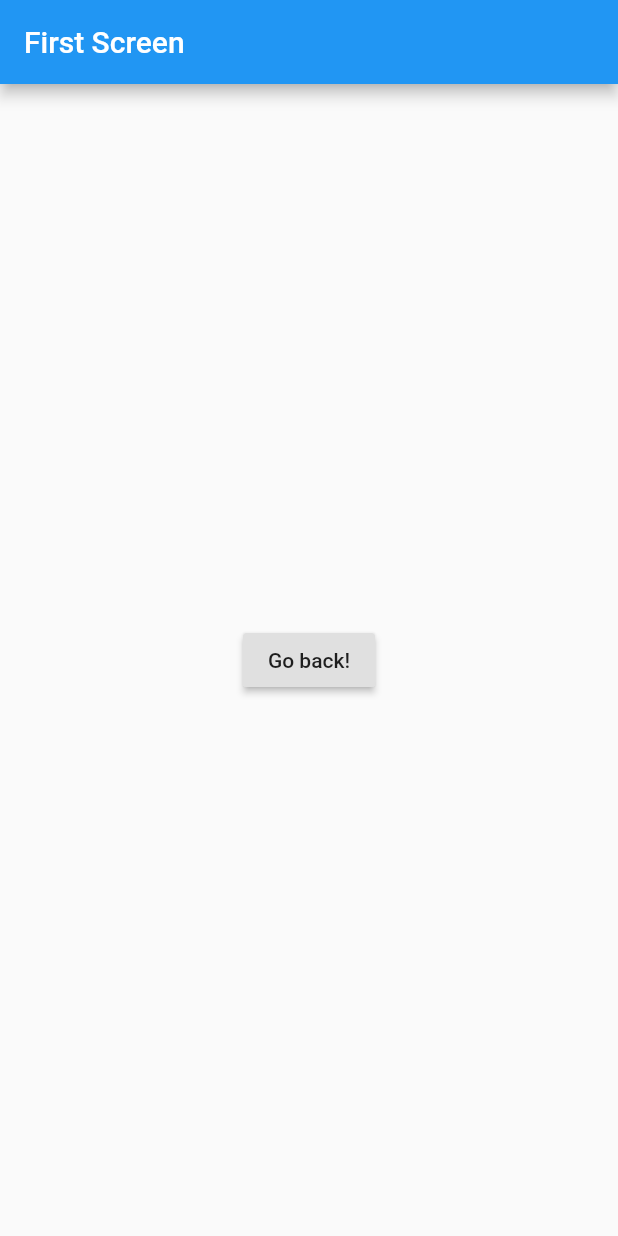
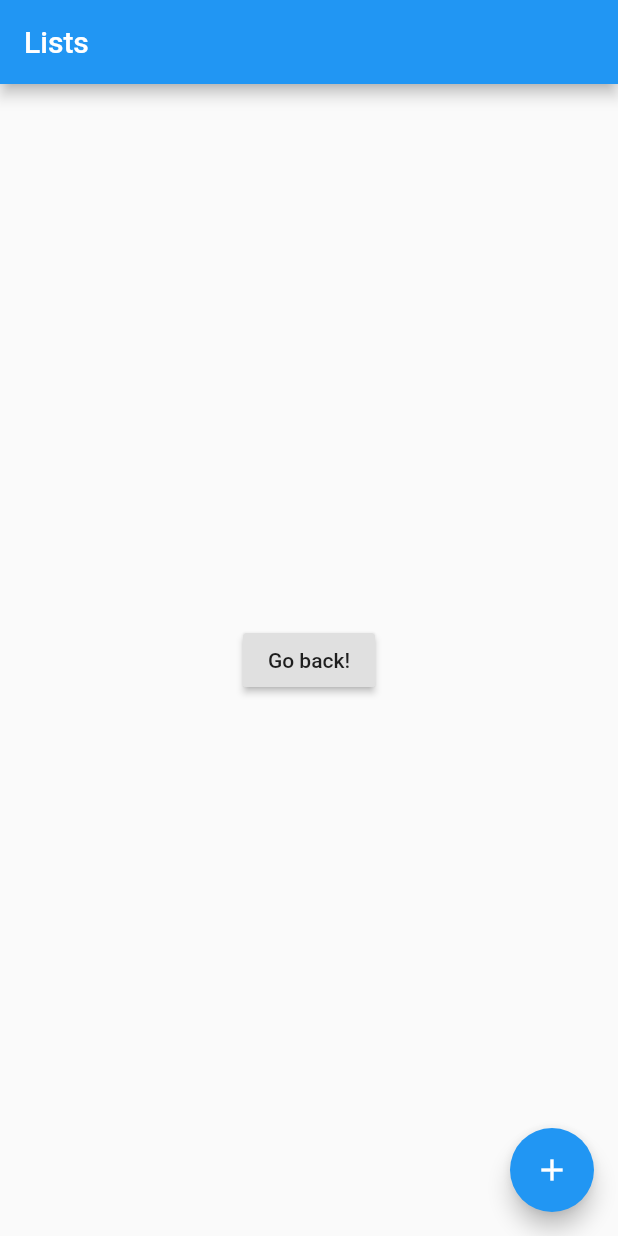
Before and after one commit to alcaitiff/arlist, a Flutter app: the screen it shows after launch, on a phone screen of 412 x 824 dp. Run offline on Flutter 3.47's test engine with Material 2 defaults, Android fonts, the light colour scheme and no system bars; generated files the repository leaves out were written again.

Commit message:
Localization

```diff
--- /dev/null
+++ b/l10n.yaml
@@ -0,0 +1,3 @@
+arb-dir: lib/l10n
+template-arb-file: app_en.arb
+output-localization-file: app_localizations.dart
--- /dev/null
+++ b/lib/l10n/app_en.arb
@@ -0,0 +1,5 @@
+{
+  "lists":"Lists",
+  "no_lists":"No lists found. Use the plus button to create some",
+  "loading":"loading..."
+}
--- /dev/null
+++ b/lib/l10n/app_pt.arb
@@ -0,0 +1,3 @@
+{
+  "lists":"Listas"
+}
--- a/lib/main.dart
+++ b/lib/main.dart
@@ -1,6 +1,8 @@
 import 'package:flutter/material.dart';
 import 'package:ar_list/theme/style.dart';
 import 'package:ar_list/routes.dart';
+import 'package:flutter_localizations/flutter_localizations.dart';
+import 'package:flutter_gen/gen_l10n/app_localizations.dart';
 
 void main() {
   runApp(ARListApp());
@@ -10,6 +12,16 @@ class ARListApp extends StatelessWidget {
   @override
   Widget build(BuildContext context) {
     return MaterialApp(
+      localizationsDelegates: [
+        AppLocalizations.delegate,
+        GlobalMaterialLocalizations.delegate,
+        GlobalWidgetsLocalizations.delegate,
+        GlobalCupertinoLocalizations.delegate,
+      ],
+      supportedLocales: [
+        const Locale('en', ''), // English, no country code
+        const Locale('pt', ''), // Portuguese
+      ],
       title: 'ARListApp',
       theme: ThemeManager.lightTheme(),
       initialRoute: '/',
--- a/lib/screens/home/home.dart
+++ b/lib/screens/home/home.dart
@@ -1,5 +1,7 @@
+import 'package:ar_list/routes.dart';
 import 'package:flutter/material.dart';
 import 'package:ar_list/screens/home/components/body.dart';
+import 'package:flutter_gen/gen_l10n/app_localizations.dart';
 
 class HomeScreen extends StatefulWidget {
   @override
@@ -21,9 +23,16 @@ class _HomeScreenState extends State<HomeScreen> {
   Widget build(BuildContext context) {
     return Scaffold(
       appBar: AppBar(
-        title: Text("First Screen"),
+        title: Text(AppLocalizations.of(context).lists),
       ),
       body: Body(),
+      floatingActionButton: FloatingActionButton(
+        onPressed: () {
+          Navigator.push(
+              context, MaterialPageRoute(builder: routes['/create']));
+        },
+        child: Icon(Icons.add),
+      ),
     );
   }
 }
```
Also changed, not shown: pubspec.yaml (+4 -3 lines), pubspec.lock, 1 other file.
